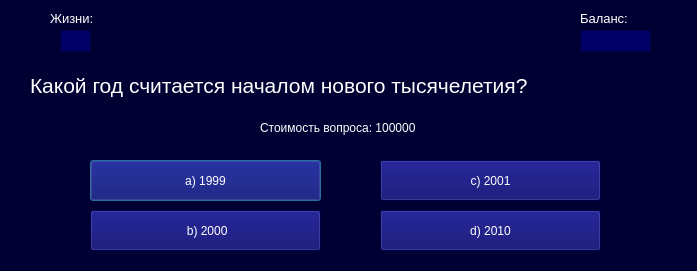
Qt form ui_ui_files/question_window8_ui.ui (DelZeiT/How_to_become_a_millionaire) before a commit.
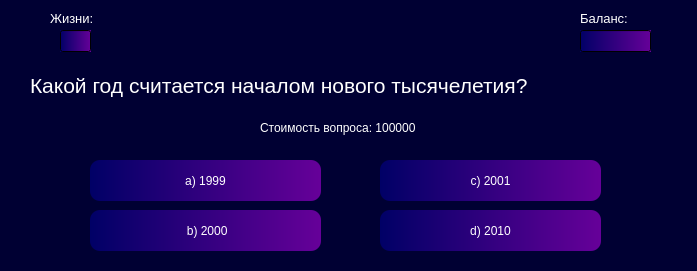
The same form after that commit.

Patch:
```diff
--- a/ui_ui_files/question_window8_ui.ui
+++ b/ui_ui_files/question_window8_ui.ui
@@ -62,7 +62,7 @@
     </rect>
    </property>
    <property name="styleSheet">
-    <string notr="true">background-color: #000066; color: white</string>
+    <string notr="true">background-color: qlineargradient(x1:1, y1:0, x2:0, y2:0, stop:0 #660099, stop:1 #000066); color: white</string>
    </property>
    <property name="text">
     <string/>
@@ -102,7 +102,7 @@
     </rect>
    </property>
    <property name="styleSheet">
-    <string notr="true">background-color: #000066; color: white</string>
+    <string notr="true">background-color: qlineargradient(x1:1, y1:0, x2:0, y2:0, stop:0 #660099, stop:1 #000066); color: white</string>
    </property>
    <property name="text">
     <string/>
@@ -155,7 +155,7 @@
     </rect>
    </property>
    <property name="styleSheet">
-    <string notr="true">background-color: #000066; color: white</string>
+    <string notr="true">background-color: qlineargradient(x1:1, y1:0, x2:0, y2:0, stop:0 #660099, stop:1 #000066); color: white; border-radius: 10px</string>
    </property>
    <property name="text">
     <string>a) 1999</string>
@@ -171,7 +171,7 @@
     </rect>
    </property>
    <property name="styleSheet">
-    <string notr="true">background-color: #000066; color: white</string>
+    <string notr="true">background-color: qlineargradient(x1:1, y1:0, x2:0, y2:0, stop:0 #660099, stop:1 #000066); color: white; border-radius: 10px</string>
    </property>
    <property name="text">
     <string> b) 2000</string>
@@ -187,7 +187,7 @@
     </rect>
    </property>
    <property name="styleSheet">
-    <string notr="true">background-color: #000066; color: white</string>
+    <string notr="true">background-color: qlineargradient(x1:1, y1:0, x2:0, y2:0, stop:0 #660099, stop:1 #000066); color: white; border-radius: 10px</string>
    </property>
    <property name="text">
     <string>c) 2001</string>
@@ -203,7 +203,7 @@
     </rect>
    </property>
    <property name="styleSheet">
-    <string notr="true">background-color: #000066; color: white</string>
+    <string notr="true">background-color: qlineargradient(x1:1, y1:0, x2:0, y2:0, stop:0 #660099, stop:1 #000066); color: white; border-radius: 10px</string>
    </property>
    <property name="text">
     <string>d) 2010</string>
```
